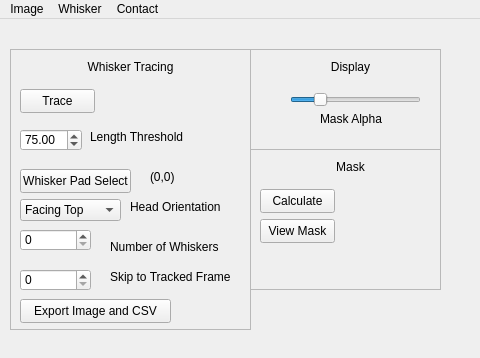
Old version of the form src/WhiskerToolbox/Whisker_Widget/Whisker_Widget.ui in the repository paulmthompson/WhiskerToolbox.
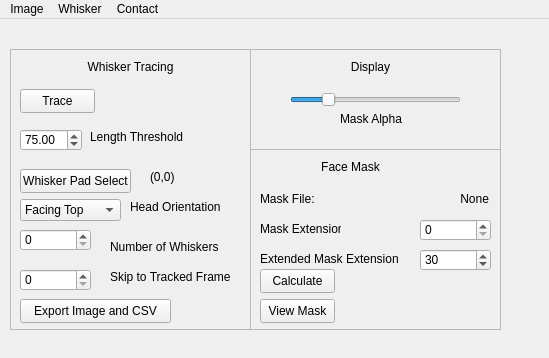
New version of the form.

Patch:
```diff
--- a/src/WhiskerToolbox/Whisker_Widget/Whisker_Widget.ui
+++ b/src/WhiskerToolbox/Whisker_Widget/Whisker_Widget.ui
@@ -6,7 +6,7 @@
    <rect>
     <x>0</x>
     <y>0</y>
-    <width>480</width>
+    <width>549</width>
     <height>358</height>
    </rect>
   </property>
@@ -242,7 +242,7 @@
      <rect>
       <x>250</x>
       <y>30</y>
-      <width>191</width>
+      <width>251</width>
       <height>101</height>
      </rect>
     </property>
@@ -255,7 +255,7 @@
     <widget class="QLabel" name="label_4">
      <property name="geometry">
       <rect>
-       <x>70</x>
+       <x>90</x>
        <y>60</y>
        <width>71</width>
        <height>20</height>
@@ -270,7 +270,7 @@
       <rect>
        <x>40</x>
        <y>40</y>
-       <width>131</width>
+       <width>171</width>
        <height>22</height>
       </rect>
      </property>
@@ -287,7 +287,7 @@
     <widget class="QLabel" name="label_6">
      <property name="geometry">
       <rect>
-       <x>40</x>
+       <x>60</x>
        <y>10</y>
        <width>121</width>
        <height>16</height>
@@ -306,8 +306,8 @@
      <rect>
       <x>250</x>
       <y>130</y>
-      <width>191</width>
-      <height>141</height>
+      <width>251</width>
+      <height>181</height>
      </rect>
     </property>
     <property name="frameShape">
@@ -326,7 +326,7 @@
       </rect>
      </property>
      <property name="text">
-      <string>Mask</string>
+      <string>Face Mask</string>
      </property>
      <property name="alignment">
       <set>Qt::AlignCenter</set>
@@ -336,7 +336,7 @@
      <property name="geometry">
       <rect>
        <x>10</x>
-       <y>40</y>
+       <y>120</y>
        <width>75</width>
        <height>24</height>
       </rect>
@@ -349,7 +349,7 @@
      <property name="geometry">
       <rect>
        <x>10</x>
-       <y>70</y>
+       <y>150</y>
        <width>75</width>
        <height>24</height>
       </rect>
@@ -358,6 +358,102 @@
       <string>View Mask</string>
      </property>
     </widget>
+    <widget class="QLabel" name="label_9">
+     <property name="geometry">
+      <rect>
+       <x>10</x>
+       <y>40</y>
+       <width>71</width>
+       <height>20</height>
+      </rect>
+     </property>
+     <property name="text">
+      <string>Mask File:</string>
+     </property>
+    </widget>
+    <widget class="QLabel" name="mask_file_label">
+     <property name="geometry">
+      <rect>
+       <x>98</x>
+       <y>40</y>
+       <width>141</width>
+       <height>20</height>
+      </rect>
+     </property>
+     <property name="text">
+      <string>None</string>
+     </property>
+     <property name="scaledContents">
+      <bool>false</bool>
+     </property>
+     <property name="alignment">
+      <set>Qt::AlignRight|Qt::AlignTrailing|Qt::AlignVCenter</set>
+     </property>
+    </widget>
+    <widget class="QSpinBox" name="mask_dilation">
+     <property name="geometry">
+      <rect>
+       <x>170</x>
+       <y>70</y>
+       <width>71</width>
+       <height>22</height>
+      </rect>
+     </property>
+     <property name="minimum">
+      <number>0</number>
+     </property>
+     <property name="singleStep">
+      <number>1</number>
+     </property>
+     <property name="value">
+      <number>0</number>
+     </property>
+    </widget>
+    <widget class="QLabel" name="label_11">
+     <property name="geometry">
+      <rect>
+       <x>10</x>
+       <y>70</y>
+       <width>81</width>
+       <height>20</height>
+      </rect>
+     </property>
+     <property name="text">
+      <string>Mask Extension</string>
+     </property>
+    </widget>
+    <widget class="QLabel" name="label_12">
+     <property name="geometry">
+      <rect>
+       <x>10</x>
+       <y>100</y>
+       <width>141</width>
+       <height>20</height>
+      </rect>
+     </property>
+     <property name="text">
+      <string>Extended Mask Extension</string>
+     </property>
+    </widget>
+    <widget class="QSpinBox" name="mask_dilation_2">
+     <property name="geometry">
+      <rect>
+       <x>170</x>
+       <y>100</y>
+       <width>71</width>
+       <height>22</height>
+      </rect>
+     </property>
+     <property name="minimum">
+      <number>0</number>
+     </property>
+     <property name="singleStep">
+      <number>1</number>
+     </property>
+     <property name="value">
+      <number>30</number>
+     </property>
+    </widget>
    </widget>
   </widget>
   <widget class="QMenuBar" name="menuBar">
@@ -365,7 +461,7 @@
     <rect>
      <x>0</x>
      <y>0</y>
-     <width>480</width>
+     <width>549</width>
      <height>22</height>
     </rect>
    </property>
```
